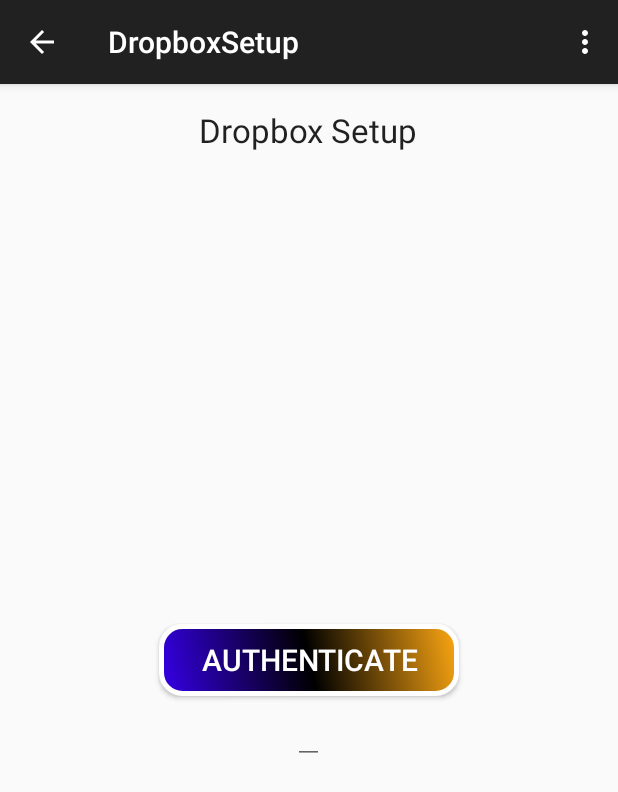
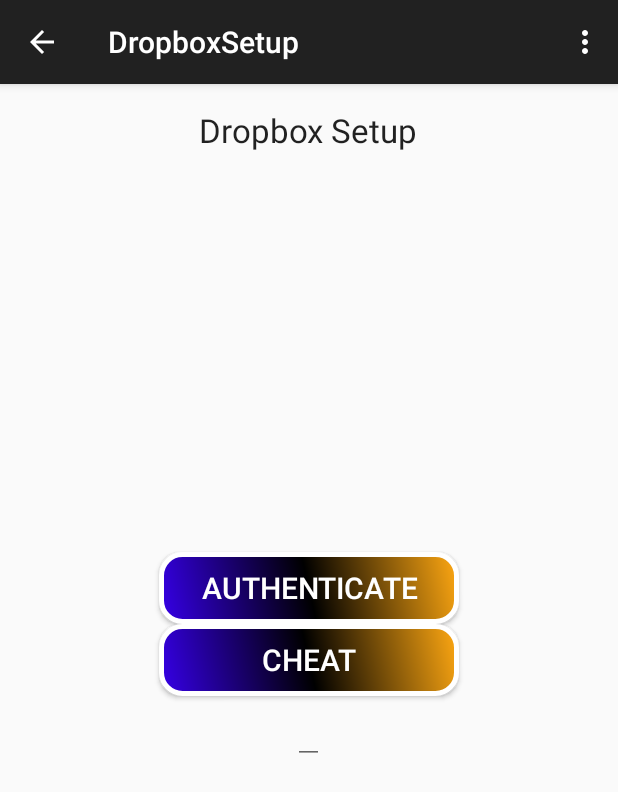
Before and after one commit to dkt01/NextStop, an Android app: the DropboxSetup screen opened directly, with no data from a screen before it, on a phone screen of 412 x 824 dp. Shown: the top 792 px of the screen. Run offline under Robolectric (Android 15) with nearby library versions, the phone set to English and light mode, and no system bars; libraries missing offline, so code that uses them is left out: com.dropbox.client2; 4 statements that could not run were skipped.

Commit message:
Made GPS update better & re-added cheat Dropbox button.

```diff
--- a/app/src/main/java/cjmaier2_dkturne2/nextstop/Logger.java
+++ b/app/src/main/java/cjmaier2_dkturne2/nextstop/Logger.java
@@ -201,7 +201,7 @@
         }
         if(LOC_ENABLED)
         {
-            lManager.requestLocationUpdates(lProvider,400,1,this);
+            lManager.requestLocationUpdates(lProvider,1,1,this);
         }
     }
 
--- a/app/src/main/res/layout/activity_dropbox_setup.xml
+++ b/app/src/main/res/layout/activity_dropbox_setup.xml
@@ -24,6 +24,18 @@
         android:background="@drawable/buttonshape"
         android:id="@+id/auth_button"
         android:onClick="runAuthentication"
+        android:layout_above="@+id/cheat_button"
+        android:layout_centerHorizontal="true" />
+
+    <Button
+        android:layout_width="wrap_content"
+        android:layout_height="wrap_content"
+        android:text="Cheat"
+        android:textSize="20sp"
+        android:textColor="#FFFFFF"
+        android:background="@drawable/buttonshape"
+        android:id="@+id/cheat_button"
+        android:onClick="cheatAuthentication"
         android:layout_centerVertical="true"
         android:layout_centerHorizontal="true" />
 
@@ -31,7 +43,7 @@
         android:layout_width="wrap_content"
         android:layout_height="wrap_content"
         android:id="@+id/message"
-        android:layout_below="@+id/auth_button"
+        android:layout_below="@+id/cheat_button"
         android:layout_centerHorizontal="true"
         android:focusable="false" />
 
```
